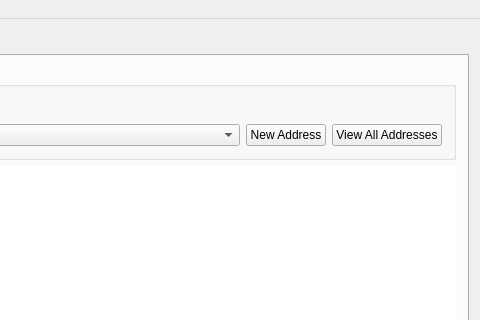
Before: the Qt Designer form src/mainwindow.ui in leto/SilentDragonLite, drawn with Qt 5; both pictures show x 794 to 1274 and y 0 to 320 of the 1274 by 779 pixel window.
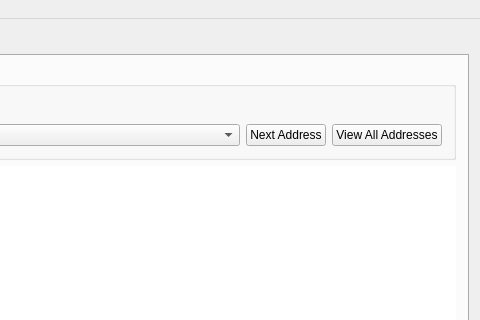
After: the same form once the commit is applied. The open tabs and pages were chosen to show the change. Icons and pictures are not drawn. Custom widgets are drawn as their Qt base class.

Commit message: Prevent negative z balances,Hide 0-balance addresses from the balances table,Rename new address to next address

```diff
--- a/src/mainwindow.ui
+++ b/src/mainwindow.ui
@@ -770,7 +770,7 @@
                <item>
                 <widget class="QPushButton" name="btnReceiveNewAddr">
                  <property name="text">
-                  <string>New Address</string>
+                  <string>Next Address</string>
                  </property>
                 </widget>
                </item>
```
The commit also changes 4 other files.
